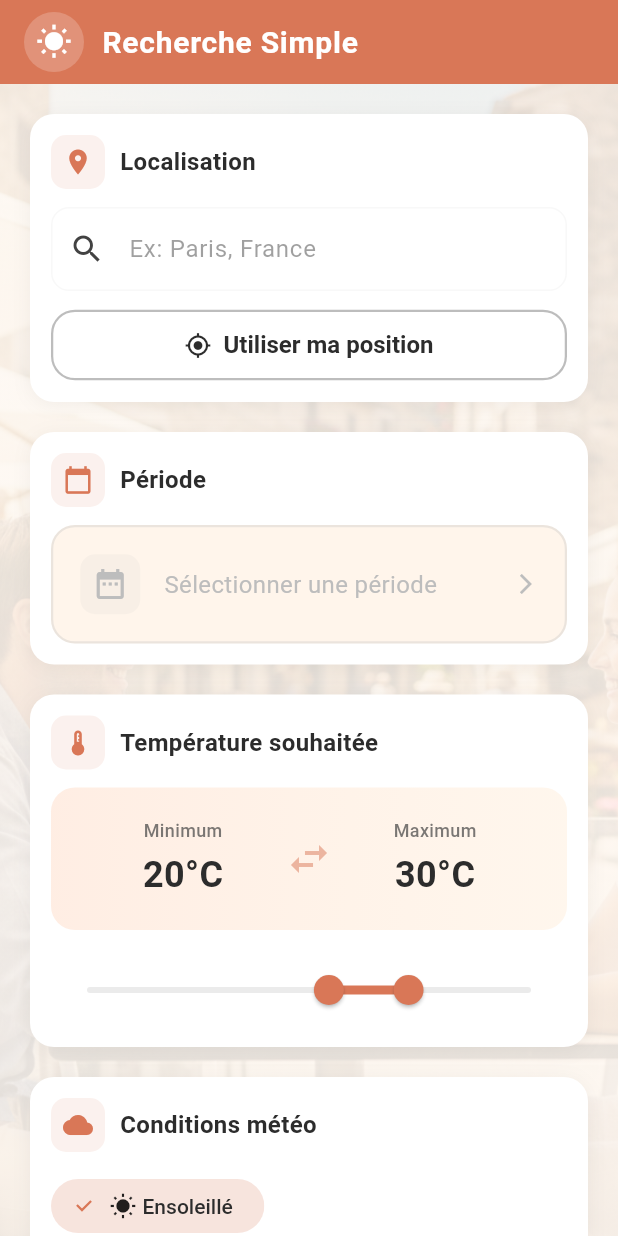
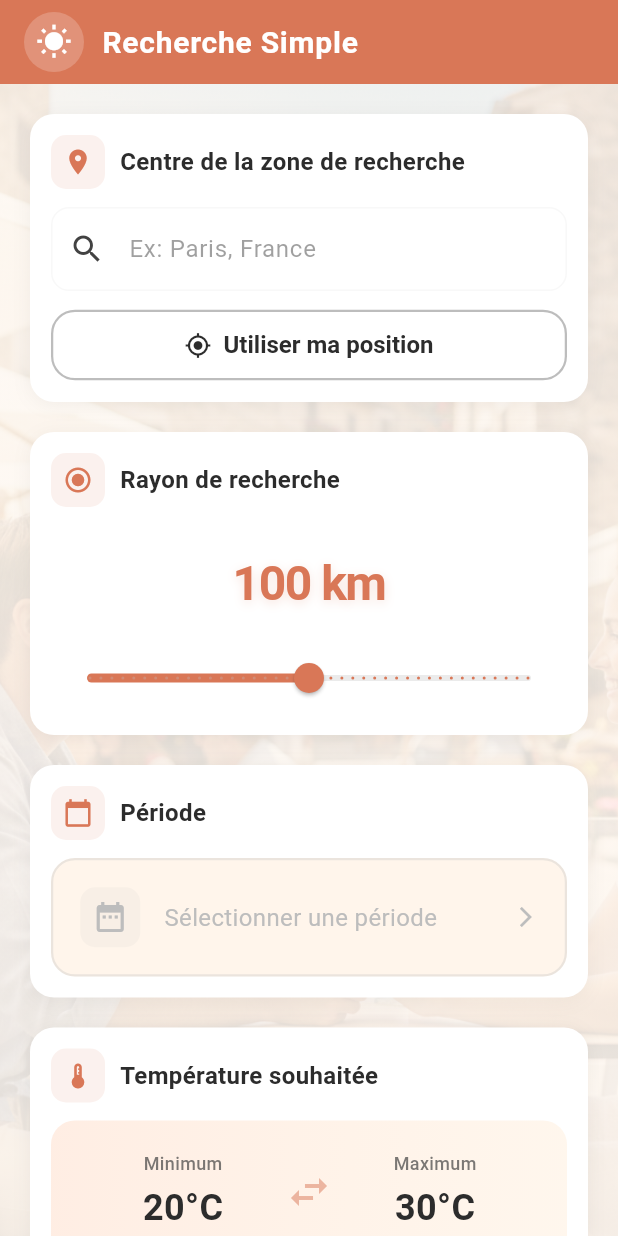
Before and after one commit to misterchanel/iwantsun-app, a Flutter app: the SearchSimpleScreen screen opened by its route, on a phone screen of 412 x 824 dp. Run offline on Flutter 3.47's test engine with Material 3 defaults, Android fonts, the phone set to English and light mode, and no system bars; our stand-ins replace connectivity_plus, dio, equatable, flutter_dotenv, flutter_map, geolocator and 7 more; accounts and stored records are empty.

Commit message:
Point 1: Réorganisation écran recherche + documentation algorithme
- Ajout documentation ALGORITHME_RECHERCHE.md (flux, calcul scores, cache)
- Renommé "Localisation" en "Centre de la zone de recherche"
- Déplacé "Rayon de recherche" juste après la localisation
- Supprimé indicateur "Recherche de la localisation..." redondant

Co-Authored-By: Claude Opus 4.5 <noreply@anthropic.com>

```diff
--- a/lib/presentation/screens/search_simple_screen.dart
+++ b/lib/presentation/screens/search_simple_screen.dart
@@ -528,9 +528,9 @@ class _SearchSimpleScreenState extends State<SearchSimpleScreen> {
               child: Column(
                 crossAxisAlignment: CrossAxisAlignment.stretch,
                 children: [
-              // Section Localisation
+              // Section Localisation (Centre de la zone de recherche)
               _buildSection(
-                title: 'Localisation',
+                title: 'Centre de la zone de recherche',
                 icon: Icons.location_on,
                 child: Column(
                   children: [
@@ -543,22 +543,6 @@ class _SearchSimpleScreenState extends State<SearchSimpleScreen> {
                       onFieldSubmitted: _searchLocation,
                       isLoading: _isSearchingLocation,
                     ),
-                    // Indicateur de chargement si recherche en cours
-                    if (_isSearchingLocation)
-                      const Padding(
-                        padding: EdgeInsets.only(top: 8.0),
-                        child: Row(
-                          children: [
-                            SizedBox(
-                              width: 16,
-                              height: 16,
-                              child: CircularProgressIndicator(strokeWidth: 2),
-                            ),
-                            SizedBox(width: 8),
-                            Text('Recherche de la localisation...'),
-                          ],
-                        ),
-                      ),
                     if (_locationError != null) ...[
                       const SizedBox(height: 8),
                       InlineError(message: _locationError!),
@@ -576,6 +560,59 @@ class _SearchSimpleScreenState extends State<SearchSimpleScreen> {
                           padding: const EdgeInsets.symmetric(vertical: 14),
                         ),
                       ),
+                    ),
+                  ],
+                ),
+              ),
+
+              const SizedBox(height: 8),
+
+              // Section Rayon de recherche (déplacé ici, juste après localisation)
+              _buildSection(
+                title: 'Rayon de recherche',
+                icon: Icons.radio_button_checked,
+                child: Column(
+                  children: [
+                    Container(
+                      padding: const EdgeInsets.symmetric(vertical: 16),
+                      child: Text(
+                        '${_searchRadius.toInt()} km',
+                        textAlign: TextAlign.center,
+                        style: TextStyle(
+                          fontSize: 32,
+                          fontWeight: FontWeight.bold,
+                          color: AppColors.primaryOrange,
+                          letterSpacing: -1,
+                          shadows: [
+                            Shadow(
+                              color: AppColors.primaryOrange.withOpacity(0.2),
+                              blurRadius: 8,
+                              offset: const Offset(0, 2),
+                            ),
+                          ],
+                        ),
+                      ),
+                    ),
+                    Slider(
+                      value: _searchRadius,
+                      min: 0,
+                      max: 200,
+                      divisions: 40,
+                      activeColor: AppColors.primaryOrange,
+                      inactiveColor: AppColors.mediumGray.withOpacity(0.3),
+                      label: '${_searchRadius.toInt()} km',
+                      onChanged: (value) {
+                        setState(() {
+                          _searchRadius = value;
+                        });
+                      },
+                      onChangeEnd: (value) {
+                        // Recalculer les températures si localisation et dates sont définies
+                        if (_centerLatitude != null && _centerLongitude != null &&
+                            _startDate != null && _endDate != null) {
+                          _prefillTemperature();
+                        }
+                      },
                     ),
                   ],
                 ),
@@ -841,59 +878,6 @@ class _SearchSimpleScreenState extends State<SearchSimpleScreen> {
                 ),
               ),
 
-              const SizedBox(height: 8),
-
-              // Section Rayon de recherche
-              _buildSection(
-                title: 'Rayon de recherche',
-                icon: Icons.radio_button_checked,
-                child: Column(
-                  children: [
-                    Container(
-                      padding: const EdgeInsets.symmetric(vertical: 16),
-                      child: Text(
-                        '${_searchRadius.toInt()} km',
-                        textAlign: TextAlign.center,
-                        style: TextStyle(
-                          fontSize: 32,
-                          fontWeight: FontWeight.bold,
-                          color: AppColors.primaryOrange,
-                          letterSpacing: -1,
-                          shadows: [
-                            Shadow(
-                              color: AppColors.primaryOrange.withOpacity(0.2),
-                              blurRadius: 8,
-                              offset: const Offset(0, 2),
-                            ),
-                          ],
-                        ),
-                      ),
-                    ),
-                    Slider(
-                      value: _searchRadius,
-                      min: 0,
-                      max: 200,
-                      divisions: 40,
-                      activeColor: AppColors.primaryOrange,
-                      inactiveColor: AppColors.mediumGray.withOpacity(0.3),
-                      label: '${_searchRadius.toInt()} km',
-                      onChanged: (value) {
-                        setState(() {
-                          _searchRadius = value;
-                        });
-                      },
-                      onChangeEnd: (value) {
-                        // Recalculer les températures si localisation et dates sont définies
-                        if (_centerLatitude != null && _centerLongitude != null &&
-                            _startDate != null && _endDate != null) {
-                          _prefillTemperature();
-                        }
-                      },
-                    ),
-                  ],
-                ),
-              ),
-
               const SizedBox(height: 32),
 
               // Bouton de recherche
```
Also changed, not shown: 1 other file.
